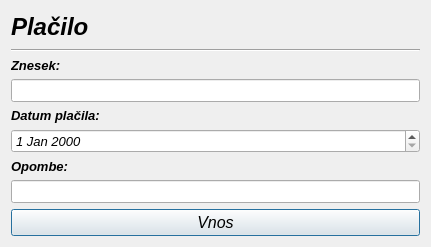
This is placiloracuna.ui in MaxMaxy/racun as Qt 5 draws it before an edit. The edited form follows.
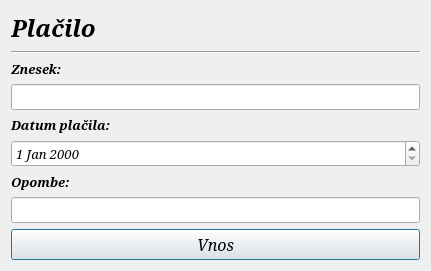
This is the edited form.

```diff
--- a/placiloracuna.ui
+++ b/placiloracuna.ui
@@ -7,12 +7,12 @@
     <x>0</x>
     <y>0</y>
     <width>431</width>
-    <height>247</height>
+    <height>263</height>
    </rect>
   </property>
   <property name="font">
    <font>
-    <family>MS Sans Serif</family>
+    <family>Serif</family>
     <pointsize>10</pointsize>
     <italic>true</italic>
    </font>
@@ -29,7 +29,7 @@
         <widget class="QLabel" name="label">
          <property name="font">
           <font>
-           <family>MS Sans Serif</family>
+           <family>Serif</family>
            <pointsize>18</pointsize>
            <weight>75</weight>
            <italic>true</italic>
@@ -45,6 +45,7 @@
         <widget class="Line" name="line">
          <property name="font">
           <font>
+           <family>Serif</family>
            <italic>true</italic>
           </font>
          </property>
@@ -61,7 +62,7 @@
         <widget class="QLabel" name="label_2">
          <property name="font">
           <font>
-           <family>MS Sans Serif</family>
+           <family>Serif</family>
            <pointsize>10</pointsize>
            <weight>75</weight>
            <italic>true</italic>
@@ -80,7 +81,7 @@
         <widget class="QLineEdit" name="lineEdit">
          <property name="font">
           <font>
-           <family>MS Sans Serif</family>
+           <family>Serif</family>
            <italic>true</italic>
           </font>
          </property>
@@ -94,7 +95,7 @@
         <widget class="QLabel" name="label_3">
          <property name="font">
           <font>
-           <family>MS Sans Serif</family>
+           <family>Serif</family>
            <pointsize>10</pointsize>
            <weight>75</weight>
            <italic>true</italic>
@@ -113,7 +114,7 @@
         <widget class="QDateEdit" name="dateEdit">
          <property name="font">
           <font>
-           <family>MS Sans Serif</family>
+           <family>Serif</family>
            <pointsize>10</pointsize>
            <italic>true</italic>
           </font>
@@ -128,7 +129,7 @@
         <widget class="QLabel" name="label_4">
          <property name="font">
           <font>
-           <family>MS Sans Serif</family>
+           <family>Serif</family>
            <pointsize>10</pointsize>
            <weight>75</weight>
            <italic>true</italic>
@@ -147,7 +148,7 @@
         <widget class="QLineEdit" name="lineEdit_opombe">
          <property name="font">
           <font>
-           <family>MS Sans Serif</family>
+           <family>Serif</family>
            <pointsize>10</pointsize>
            <italic>true</italic>
           </font>
@@ -160,7 +161,7 @@
       <widget class="QPushButton" name="pushButton">
        <property name="font">
         <font>
-         <family>MS Sans Serif</family>
+         <family>Serif</family>
          <pointsize>12</pointsize>
          <italic>true</italic>
         </font>
```
